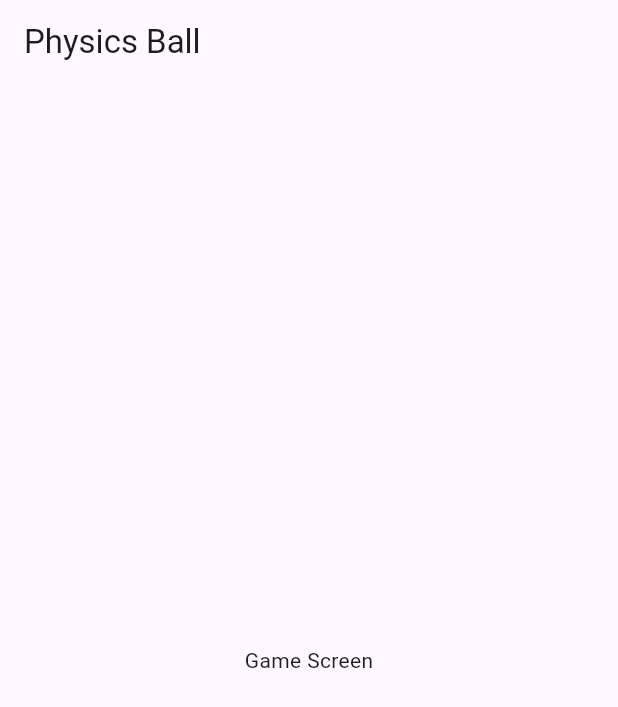
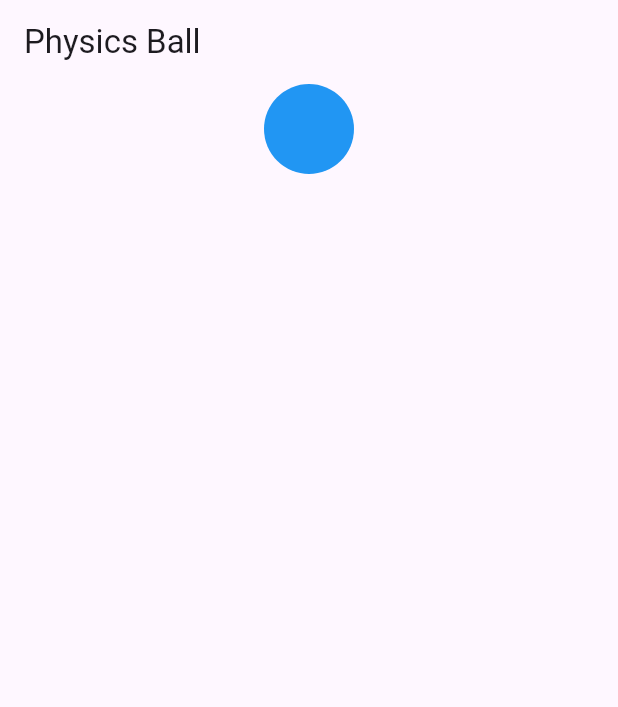
Before and after one commit to yaroslav20568/physics_ball, a Flutter app: the GameScreen screen opened directly, on a phone screen of 412 x 824 dp. Shown: the top 707 px of the screen. Run offline on Flutter 3.47's test engine with Material 3 defaults, Android fonts, the phone set to English and light mode, and no system bars; statements that could not run were skipped.

Commit message:
feat: add a ball widget with the initial position at the top

```diff
--- a/lib/screens/game_screen.dart
+++ b/lib/screens/game_screen.dart
@@ -1,4 +1,6 @@
 import 'package:flutter/material.dart';
+import 'package:physics_ball/widgets/index.dart';
+import 'package:physics_ball/constants/index.dart';
 
 class GameScreen extends StatefulWidget {
   const GameScreen({super.key});
@@ -8,14 +10,33 @@ class GameScreen extends StatefulWidget {
 }
 
 class _GameScreenState extends State<GameScreen> {
+  double? ballX;
+  double ballY = 0.0;
+
   @override
   Widget build(BuildContext context) {
+    final screenWidth = MediaQuery.of(context).size.width;
+    final screenHeight = MediaQuery.of(context).size.height;
+    final appBarHeight = AppBar().preferredSize.height;
+    final statusBarHeight = MediaQuery.of(context).padding.top;
+    final availableHeight = screenHeight - appBarHeight - statusBarHeight;
+
+    if (ballX == null) {
+      ballX = (screenWidth / 2) - GameConstants.ballRadius;
+    }
+
     return Scaffold(
       appBar: AppBar(
         title: const Text('Physics Ball'),
       ),
-      body: const Center(
-        child: Text('Game Screen'),
+      body: Stack(
+        children: [
+          if (ballX != null)
+            BallWidget(
+              x: ballX!,
+              y: ballY,
+            ),
+        ],
       ),
     );
   }
--- /dev/null
+++ b/lib/widgets/ball_widget.dart
@@ -0,0 +1,29 @@
+import 'package:flutter/material.dart';
+import 'package:physics_ball/constants/index.dart';
+
+class BallWidget extends StatelessWidget {
+  final double x;
+  final double y;
+
+  const BallWidget({
+    super.key,
+    required this.x,
+    required this.y,
+  });
+
+  @override
+  Widget build(BuildContext context) {
+    return Positioned(
+      left: x,
+      top: y,
+      child: Container(
+        width: GameConstants.ballRadius * 2,
+        height: GameConstants.ballRadius * 2,
+        decoration: const BoxDecoration(
+          color: Colors.blue,
+          shape: BoxShape.circle,
+        ),
+      ),
+    );
+  }
+}
--- a/lib/widgets/index.dart
+++ b/lib/widgets/index.dart
@@ -0,0 +1 @@
+export 'ball_widget.dart';
```
